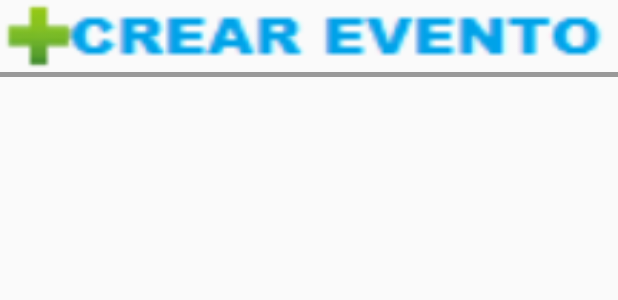
After one commit to saravia/ProyectoMoviles, an Android app: the layout menuevent.xml on its own in the app's theme, with its tools: preview values and no code run, on a phone screen of 412 x 824 dp. The commit adds this screen. Shown: the top 300 px of the screen. Run offline under Robolectric (Android 15) with nearby library versions, the phone set to English and light mode, and no system bars.

Commit message:
commit 1

```diff
--- a/app/build.gradle
+++ b/app/build.gradle
@@ -22,4 +22,5 @@ android {
 dependencies {
     compile fileTree(dir: 'libs', include: ['*.jar'])
     compile 'com.android.support:appcompat-v7:23.0.1'
+    compile 'com.google.android.gms:play-services:7.8.0'
 }
--- /dev/null
+++ b/app/src/main/res/layout/activity_maps.xml
@@ -0,0 +1,5 @@
+<fragment xmlns:android="http://schemas.android.com/apk/res/android"
+    xmlns:tools="http://schemas.android.com/tools" android:layout_width="match_parent"
+    android:layout_height="match_parent" android:id="@+id/map"
+    tools:context="com.example.saravia.proyectogeolocalizacion.MapsActivity"
+    android:name="com.google.android.gms.maps.SupportMapFragment" />
--- /dev/null
+++ b/app/src/main/res/layout/menuevent.xml
@@ -0,0 +1,31 @@
+<?xml version="1.0" encoding="utf-8"?>
+<LinearLayout xmlns:android="http://schemas.android.com/apk/res/android"
+    android:orientation="vertical" android:layout_width="match_parent"
+    android:layout_height="match_parent"
+    android:weightSum="1">
+
+    <LinearLayout
+        android:orientation="horizontal"
+        android:layout_width="match_parent"
+        android:layout_height="wrap_content"
+        android:weightSum="1">
+
+        <Button
+            android:layout_width="match_parent"
+            android:layout_height="wrap_content"
+            android:background="@drawable/crear"
+            android:id="@+id/btnIrCrearEvent" />
+    </LinearLayout>
+
+    <EditText
+        android:layout_width="match_parent"
+        android:layout_height="3dp"
+        android:id="@+id/editText2"
+        android:background="#999999" />
+
+    <ListView
+        android:layout_width="wrap_content"
+        android:layout_height="match_parent"
+        android:id="@+id/listView" />
+
+</LinearLayout>
--- a/app/src/main/res/values/strings.xml
+++ b/app/src/main/res/values/strings.xml
@@ -3,4 +3,5 @@
 
     <string name="hello_world">Hello world!</string>
     <string name="action_settings">Settings</string>
+    <string name="title_activity_maps">Map</string>
 </resources>
```
Also changed, not shown: app/src/main/AndroidManifest.xml (+31 -6 lines), app/src/main/java/com/example/saravia/proyectogeolocalizacion/Evento.java (added, +57 -0 lines), app/src/main/java/com/example/saravia/proyectogeolocalizacion/MapsActivity.java (added, +127 -0 lines), app/src/main/java/com/example/saravia/proyectogeolocalizacion/MenuAplicacion.java (+14 -1 lines), app/src/main/java/com/example/saravia/proyectogeolocalizacion/MenuEvento.java (added, +36 -0 lines), app/src/main/res/layout/menuapp.xml (+9 -5 lines), app/src/main/res/layout/registro.xml (+1 -7 lines), app/src/main/res/drawable/crear.png (added), app/src/main/res/drawable/icon_grupo_16.png (added), app/src/main/res/drawable/icon_user_16.png (added), app/src/main/res/drawable/icon_user_32.png (added), 2 other files.
